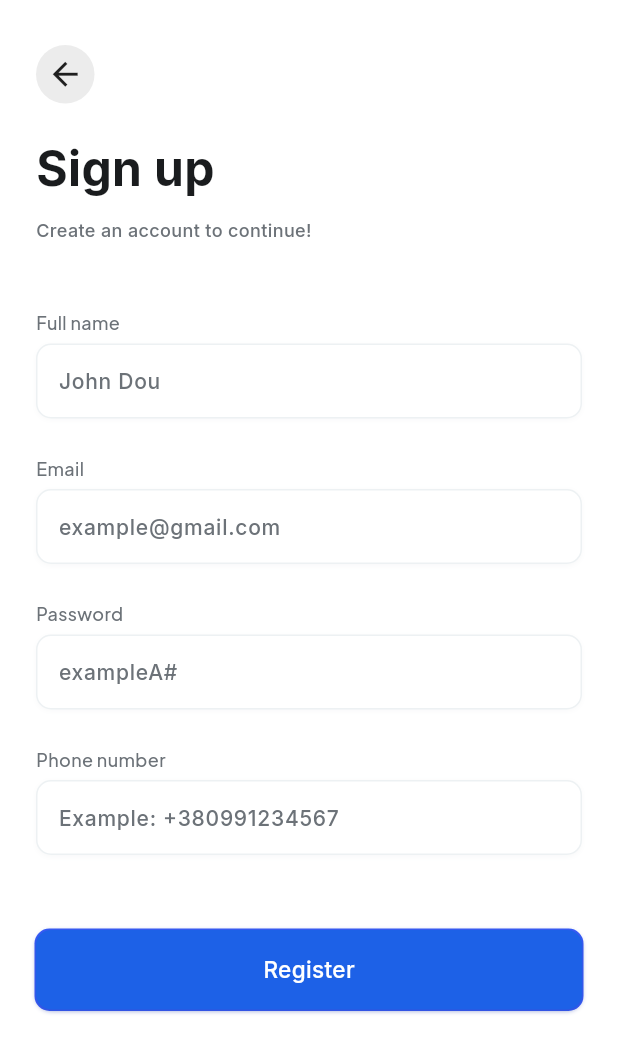
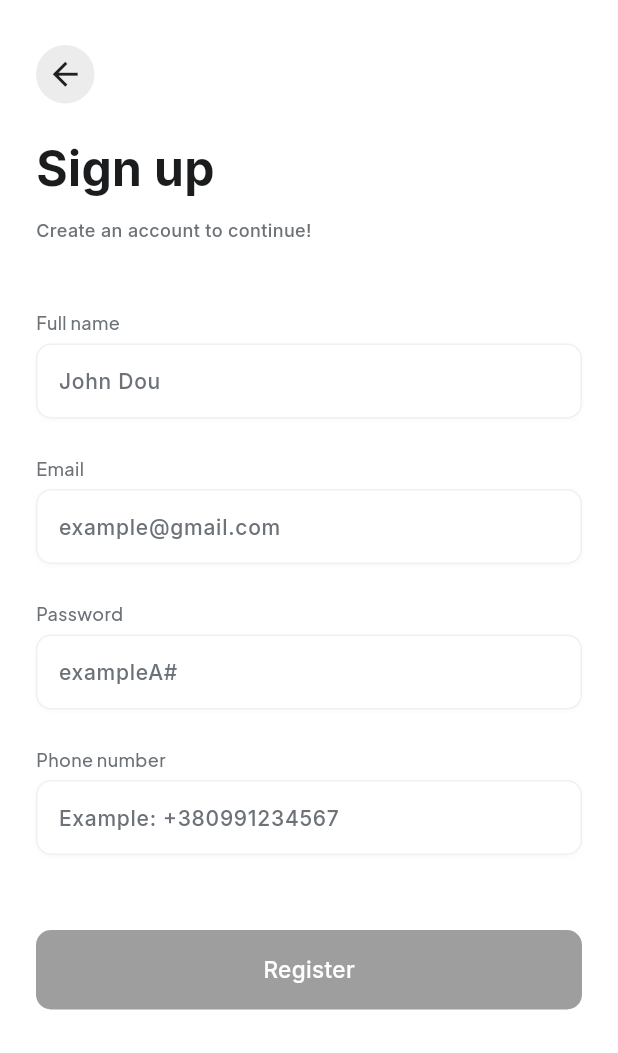
Before and after one commit to yozhykovanatolii/smart_courier_assistant_app, a Flutter app: the _RegisterView screen opened directly, on a phone screen of 412 x 824 dp. Shown: the top 1053 px of the screen. Run offline on Flutter 3.47's test engine with Material 3 defaults, Android fonts, the phone set to English and light mode, and no system bars; our stand-ins replace another_flutter_splash_screen, auto_route, bloc, firebase_auth, firebase_core, flutter_bloc and 3 more; accounts and stored records are empty.

Commit message:
Create custom exception RegisterException and move success and error texts for RegisterPage to localization files

```diff
--- /dev/null
+++ b/lib/core/exceptions/register_exception.dart
@@ -0,0 +1,27 @@
+enum RegisterErrorStatus {
+  invalidEmail,
+  emailAlreadyInUse,
+  weakPassword,
+  unknown,
+}
+
+class RegisterException implements Exception {
+  final RegisterErrorStatus registerErrorStatus;
+
+  RegisterException([
+    this.registerErrorStatus = RegisterErrorStatus.unknown,
+  ]);
+
+  factory RegisterException.convertFromCode(String code) {
+    switch (code) {
+      case 'invalid-email':
+        return RegisterException(RegisterErrorStatus.invalidEmail);
+      case 'email-already-in-use':
+        return RegisterException(RegisterErrorStatus.emailAlreadyInUse);
+      case 'weak-password':
+        return RegisterException(RegisterErrorStatus.weakPassword);
+      default:
+        return RegisterException();
+    }
+  }
+}
--- a/lib/dependencies.dart
+++ b/lib/dependencies.dart
@@ -3,6 +3,7 @@ import 'package:smart_courier_assistant_app/data/datasource/firebase/firebase_au
 import 'package:smart_courier_assistant_app/data/repository/auth_repository.dart';
 import 'package:smart_courier_assistant_app/feature/forgot_password/cubit/forgot_password_cubit.dart';
 import 'package:smart_courier_assistant_app/feature/login/cubit/login_cubit.dart';
+import 'package:smart_courier_assistant_app/feature/register/cubit/register_cubit.dart';
 
 class Dependencies {
   static final GetIt _getIt = GetIt.instance;
@@ -32,6 +33,9 @@ class Dependencies {
       )
       ..registerFactory<ForgotPasswordCubit>(
         () => ForgotPasswordCubit(authRepository),
+      )
+      ..registerFactory<RegisterCubit>(
+        () => RegisterCubit(authRepository),
       );
   }
 }
--- a/lib/feature/register/cubit/register_state.dart
+++ b/lib/feature/register/cubit/register_state.dart
@@ -1,3 +1,5 @@
+import 'package:formz/formz.dart';
+import 'package:smart_courier_assistant_app/core/exceptions/register_exception.dart';
 import 'package:smart_courier_assistant_app/validation/email_validator.dart';
 import 'package:smart_courier_assistant_app/validation/full_name_validator.dart';
 import 'package:smart_courier_assistant_app/validation/password_validator.dart';
@@ -8,12 +10,16 @@ class RegisterState {
   final PasswordValidator passwordValidator;
   final FullNameValidator fullNameValidator;
   final PhoneNumberValidator phoneNumberValidator;
+  final FormzSubmissionStatus formStatus;
+  final RegisterErrorStatus? errorStatus;
 
   RegisterState({
     required this.emailValidator,
     required this.passwordValidator,
     required this.fullNameValidator,
     required this.phoneNumberValidator,
+    required this.formStatus,
+    this.errorStatus,
   });
 
   factory RegisterState.initial() {
@@ -22,6 +28,7 @@ class RegisterState {
       passwordValidator: const PasswordValidator.pure(),
       fullNameValidator: const FullNameValidator.pure(),
       phoneNumberValidator: const PhoneNumberValidator.pure(),
+      formStatus: FormzSubmissionStatus.initial,
     );
   }
 
@@ -30,12 +37,26 @@ class RegisterState {
     PasswordValidator? passwordValidator,
     FullNameValidator? fullNameValidator,
     PhoneNumberValidator? phoneNumberValidator,
+    FormzSubmissionStatus? formStatus,
+    RegisterErrorStatus? errorStatus,
+    bool clearRegisterErrorStatus = false,
   }) {
     return RegisterState(
       emailValidator: emailValidator ?? this.emailValidator,
       passwordValidator: passwordValidator ?? this.passwordValidator,
       fullNameValidator: fullNameValidator ?? this.fullNameValidator,
       phoneNumberValidator: phoneNumberValidator ?? this.phoneNumberValidator,
+      formStatus: formStatus ?? this.formStatus,
+      errorStatus: clearRegisterErrorStatus
+          ? null
+          : errorStatus ?? this.errorStatus,
     );
   }
+
+  bool get isValid => Formz.validate([
+    emailValidator,
+    passwordValidator,
+    fullNameValidator,
+    phoneNumberValidator,
+  ]);
 }
--- a/lib/feature/register/widgets/register_button.dart
+++ b/lib/feature/register/widgets/register_button.dart
@@ -1,17 +1,39 @@
 import 'package:flutter/material.dart';
+import 'package:flutter_bloc/flutter_bloc.dart';
+import 'package:formz/formz.dart';
+import 'package:smart_courier_assistant_app/feature/register/cubit/register_cubit.dart';
 import 'package:smart_courier_assistant_app/gen/fonts.gen.dart';
 import 'package:smart_courier_assistant_app/ui/widgets/app_elevated_button.dart';
+import 'package:smart_courier_assistant_app/ui/widgets/app_progress_indicator.dart';
 
 class RegisterButton extends StatelessWidget {
   const RegisterButton({super.key});
 
   @override
   Widget build(BuildContext context) {
+    final isLoading = context.select<RegisterCubit, bool>(
+      (registerCubit) =>
+          registerCubit.state.formStatus == FormzSubmissionStatus.inProgress,
+    );
+    final isValid = context.select<RegisterCubit, bool>(
+      (registerCubit) => registerCubit.state.isValid,
+    );
+
     return AppElevatedButton(
-      onPressed: () {},
-      padding: const EdgeInsetsGeometry.symmetric(vertical: 16),
-      backgroundColor: const Color(0xFF1D61E7),
-      boxShadows: [
+      onPressed: !isValid || isLoading
+          ? null
+          : () {
+              context.read<RegisterCubit>().registerUser();
+            },
+      padding: isLoading
+          ? const EdgeInsetsGeometry.symmetric(vertical: 10)
+          : const EdgeInsetsGeometry.symmetric(vertical: 16),
+      backgroundColor: !isValid || isLoading
+          ? Colors.grey
+          : const Color(0xFF1D61E7),
+      boxShadows: !isValid || isLoading
+          ? null
+          : [
               const BoxShadow(
                 spreadRadius: 1,
                 color: Color(0xFF375DFB),
@@ -22,7 +44,9 @@ class RegisterButton extends StatelessWidget {
                 color: const Color(0xFF253EA7).withValues(alpha: 0.48),
               ),
             ],
-      child: const Text(
+      child: isLoading
+          ? const AppProgressIndicator(scale: 0.7)
+          : const Text(
               'Register',
               style: TextStyle(
                 color: Colors.white,
```
Also changed, not shown: lib/data/datasource/firebase/firebase_auth/user_auth.dart (+20 -0 lines), lib/data/repository/auth_repository.dart (+12 -0 lines), lib/feature/register/cubit/register_cubit.dart (+31 -1 lines), lib/feature/register/view/register_page.dart (+52 -2 lines), lib/l10n/intl_en.arb (+6 -1 lines), lib/l10n/intl_uk.arb (+8 -3 lines), lib/generated/intl/messages_en.dart, lib/generated/intl/messages_uk.dart, lib/generated/l10n.dart. Lines whose indentation alone changed are shown as unchanged.
